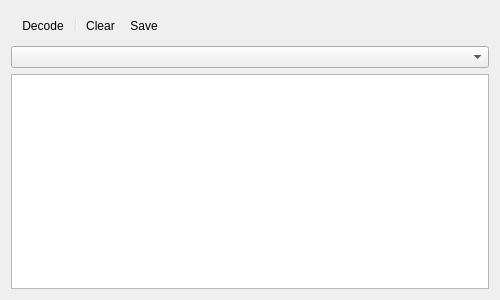
The window that trunk/src/QtRadio/Plugins/MultimonDecoder/MultimonDecoder.ui (wmoore/ghpsdr3-alex) describes before a commit, drawn with Qt 5.
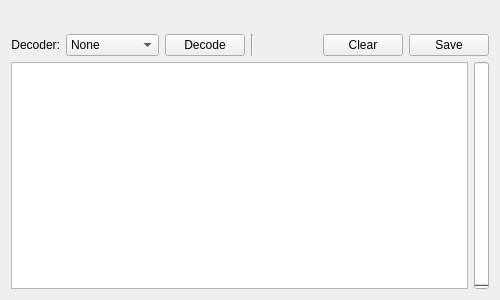
The same window after the commit.

Commit message: Start of adding the hdlc decoders, new UI layout, working AFSK/DTMF/FSK96

Diff of the .ui file:
```diff
--- a/trunk/src/QtRadio/Plugins/MultimonDecoder/MultimonDecoder.ui
+++ b/trunk/src/QtRadio/Plugins/MultimonDecoder/MultimonDecoder.ui
@@ -19,106 +19,172 @@
   <property name="unifiedTitleAndToolBarOnMac" stdset="0">
    <bool>true</bool>
   </property>
-  <layout class="QGridLayout" name="gridLayout_3">
-   <item row="3" column="1">
-    <layout class="QGridLayout" name="gridLayout">
-     <property name="sizeConstraint">
-      <enum>QLayout::SetMaximumSize</enum>
-     </property>
-     <item row="0" column="0">
-      <widget class="QPlainTextEdit" name="textView">
-       <property name="readOnly">
-        <bool>true</bool>
+  <layout class="QGridLayout" name="gridLayout">
+   <item row="0" column="0">
+    <layout class="QVBoxLayout" name="verticalLayout">
+     <item>
+      <widget class="QToolBar" name="mainToolBar">
+       <property name="allowedAreas">
+        <set>Qt::BottomToolBarArea|Qt::TopToolBarArea</set>
        </property>
-       <property name="maximumBlockCount">
-        <number>1000</number>
+       <property name="iconSize">
+        <size>
+         <width>20</width>
+         <height>20</height>
+        </size>
+       </property>
+       <property name="toolButtonStyle">
+        <enum>Qt::ToolButtonTextUnderIcon</enum>
        </property>
       </widget>
      </item>
+     <item>
+      <layout class="QHBoxLayout" name="horizontalLayout">
+       <item>
+        <widget class="QLabel" name="labelDecoder">
+         <property name="sizePolicy">
+          <sizepolicy hsizetype="Minimum" vsizetype="Preferred">
+           <horstretch>0</horstretch>
+           <verstretch>0</verstretch>
+          </sizepolicy>
+         </property>
+         <property name="text">
+          <string>Decoder:</string>
+         </property>
+         <property name="alignment">
+          <set>Qt::AlignRight|Qt::AlignTrailing|Qt::AlignVCenter</set>
+         </property>
+        </widget>
+       </item>
+       <item>
+        <widget class="QComboBox" name="selectDecoder">
+         <item>
+          <property name="text">
+           <string>None</string>
+          </property>
+         </item>
+         <item>
+          <property name="text">
+           <string>APSK 1200</string>
+          </property>
+         </item>
+         <item>
+          <property name="text">
+           <string>APRS</string>
+          </property>
+         </item>
+         <item>
+          <property name="text">
+           <string>DTMF</string>
+          </property>
+         </item>
+         <item>
+          <property name="text">
+           <string>FSK 9600</string>
+          </property>
+         </item>
+        </widget>
+       </item>
+       <item>
+        <widget class="QPushButton" name="actionDecode">
+         <property name="sizePolicy">
+          <sizepolicy hsizetype="Minimum" vsizetype="Fixed">
+           <horstretch>0</horstretch>
+           <verstretch>0</verstretch>
+          </sizepolicy>
+         </property>
+         <property name="text">
+          <string>Decode</string>
+         </property>
+         <property name="checkable">
+          <bool>true</bool>
+         </property>
+        </widget>
+       </item>
+       <item>
+        <widget class="Line" name="line">
+         <property name="orientation">
+          <enum>Qt::Vertical</enum>
+         </property>
+        </widget>
+       </item>
+       <item>
+        <spacer name="horizontalSpacer_2">
+         <property name="orientation">
+          <enum>Qt::Horizontal</enum>
+         </property>
+         <property name="sizeHint" stdset="0">
+          <size>
+           <width>40</width>
+           <height>20</height>
+          </size>
+         </property>
+        </spacer>
+       </item>
+       <item>
+        <widget class="QPushButton" name="actionClear">
+         <property name="text">
+          <string>Clear</string>
+         </property>
+        </widget>
+       </item>
+       <item>
+        <widget class="QPushButton" name="actionSave">
+         <property name="text">
+          <string>Save</string>
+         </property>
+        </widget>
+       </item>
+      </layout>
+     </item>
+     <item>
+      <layout class="QHBoxLayout" name="horizontalLayout_2">
+       <item>
+        <widget class="QPlainTextEdit" name="textView">
+         <property name="readOnly">
+          <bool>true</bool>
+         </property>
+         <property name="maximumBlockCount">
+          <number>1000</number>
+         </property>
+        </widget>
+       </item>
+       <item>
+        <widget class="QProgressBar" name="progressBar">
+         <property name="sizePolicy">
+          <sizepolicy hsizetype="Preferred" vsizetype="Expanding">
+           <horstretch>0</horstretch>
+           <verstretch>0</verstretch>
+          </sizepolicy>
+         </property>
+         <property name="minimumSize">
+          <size>
+           <width>15</width>
+           <height>0</height>
+          </size>
+         </property>
+         <property name="maximumSize">
+          <size>
+           <width>15</width>
+           <height>16777215</height>
+          </size>
+         </property>
+         <property name="value">
+          <number>0</number>
+         </property>
+         <property name="textVisible">
+          <bool>false</bool>
+         </property>
+         <property name="orientation">
+          <enum>Qt::Vertical</enum>
+         </property>
+        </widget>
+       </item>
+      </layout>
+     </item>
     </layout>
    </item>
-   <item row="0" column="1">
-    <widget class="QToolBar" name="mainToolBar">
-     <property name="allowedAreas">
-      <set>Qt::BottomToolBarArea|Qt::TopToolBarArea</set>
-     </property>
-     <property name="iconSize">
-      <size>
-       <width>20</width>
-       <height>20</height>
-      </size>
-     </property>
-     <property name="toolButtonStyle">
-      <enum>Qt::ToolButtonTextUnderIcon</enum>
-     </property>
-     <addaction name="actionDecode"/>
-     <addaction name="separator"/>
-     <addaction name="actionClear"/>
-     <addaction name="actionSave"/>
-    </widget>
-   </item>
-   <item row="1" column="1">
-    <widget class="QComboBox" name="DecoderComboBox">
-     <property name="currentText">
-      <string/>
-     </property>
-    </widget>
-   </item>
   </layout>
-  <action name="actionDecode">
-   <property name="checkable">
-    <bool>true</bool>
-   </property>
-   <property name="text">
-    <string>Decode</string>
-   </property>
-  </action>
-  <action name="actionAbout">
-   <property name="text">
-    <string>About</string>
-   </property>
-   <property name="toolTip">
-    <string>About AFSK1200 decoder</string>
-   </property>
-  </action>
-  <action name="actionAboutQt">
-   <property name="text">
-    <string>About Qt</string>
-   </property>
-   <property name="toolTip">
-    <string>About Qt</string>
-   </property>
-  </action>
-  <action name="actionQuit">
-   <property name="text">
-    <string>&amp;Quit</string>
-   </property>
-   <property name="toolTip">
-    <string>Quit AFSK1200 decoder</string>
-   </property>
-   <property name="shortcut">
-    <string>Ctrl+Q</string>
-   </property>
-  </action>
-  <action name="actionSave">
-   <property name="text">
-    <string>&amp;Save</string>
-   </property>
-   <property name="toolTip">
-    <string>Save received packets</string>
-   </property>
-   <property name="shortcut">
-    <string>Ctrl+S</string>
-   </property>
-  </action>
-  <action name="actionClear">
-   <property name="text">
-    <string>Clear</string>
-   </property>
-   <property name="toolTip">
-    <string>Clear the received packets</string>
-   </property>
-  </action>
  </widget>
  <layoutdefault spacing="6" margin="11"/>
  <resources/>
```
The commit also changes 23 other files.
